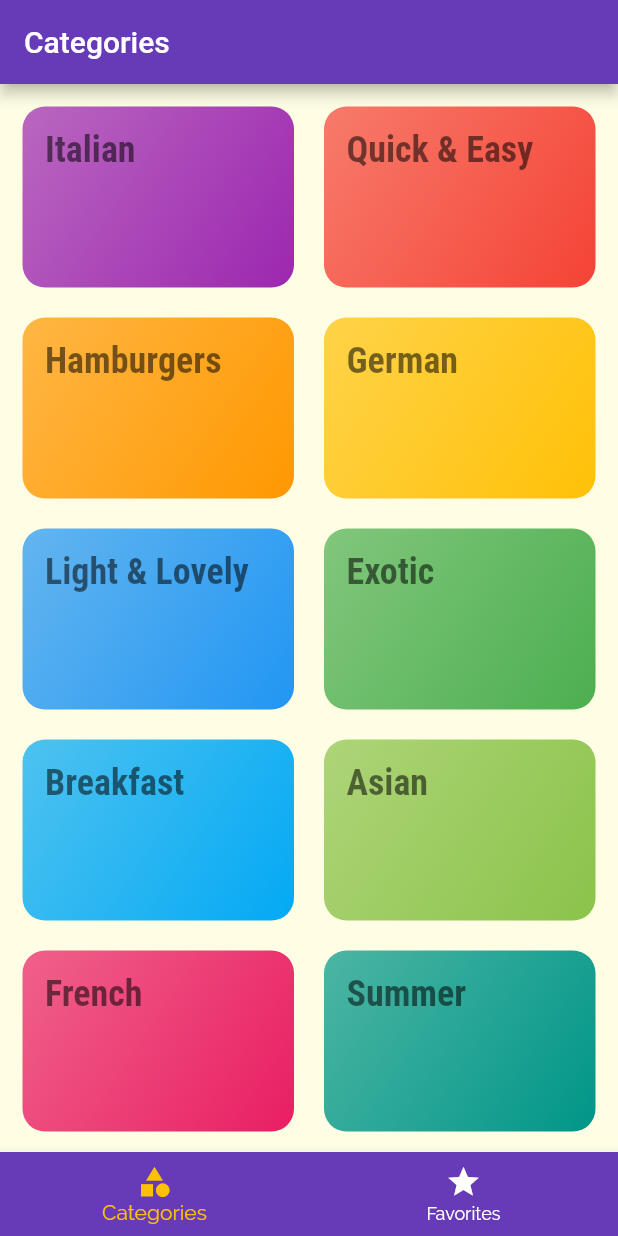
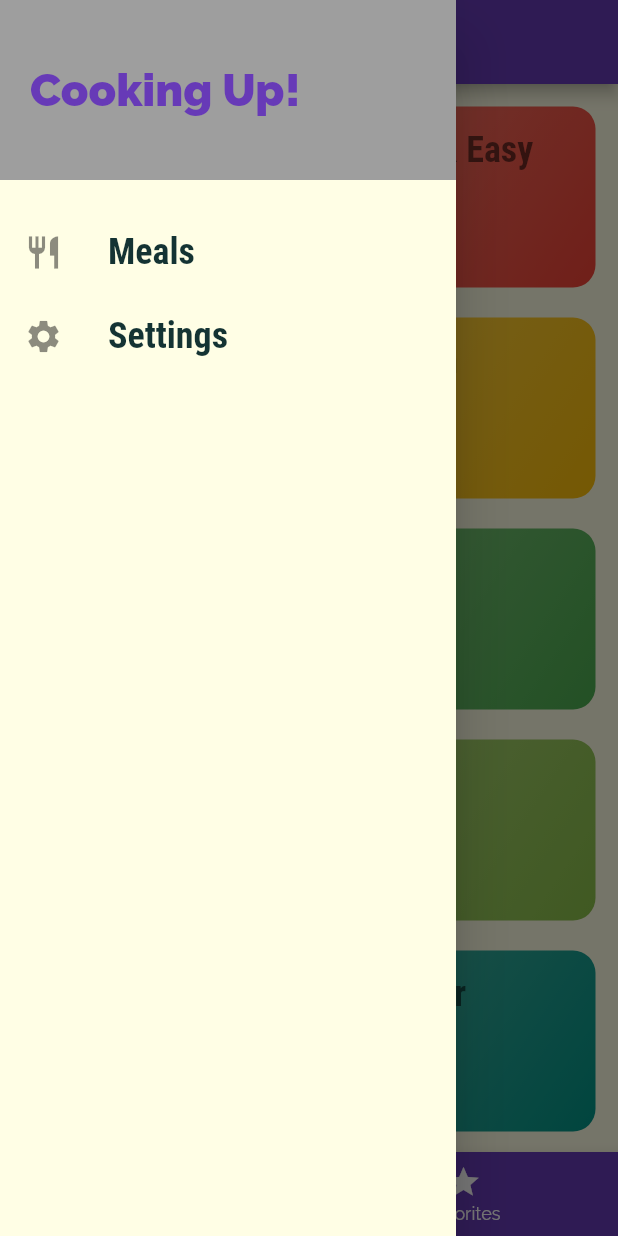
Before and after one commit to phschaefer/meals, a Flutter app: the screen it shows after launch, with the side drawer open (before the commit the screen has no drawer), on a phone screen of 412 x 824 dp. Run offline on Flutter 3.47's test engine with Material 2 defaults, Android fonts, the phone set to English and light mode, and no system bars.

Commit message:
Adding a Custom Drawer

```diff
--- a/lib/data/dummy_data.dart
+++ b/lib/data/dummy_data.dart
@@ -3,7 +3,7 @@ import 'package:flutter/material.dart';
 import '../model/category.dart';
 import '../model/meal.dart';
 
-const DUMMY_CATEGORIES = const [
+const DUMMY_CATEGORIES = [
   Category(
     id: 'c1',
     title: 'Italian',
@@ -56,7 +56,7 @@ const DUMMY_CATEGORIES = const [
   ),
 ];
 
-const DUMMY_MEALS = const [
+const DUMMY_MEALS = [
   Meal(
     id: 'm1',
     categories: [
--- a/lib/screen/categories.dart
+++ b/lib/screen/categories.dart
@@ -1,5 +1,5 @@
 import 'package:flutter/material.dart';
-import 'package:meals/Mapper/categoryItemMapper.dart';
+import 'package:meals/screen/widget/categoryItem.dart';
 import 'package:meals/data/dummy_data.dart';
 
 class Categories extends StatelessWidget {
@@ -17,7 +17,7 @@ class Categories extends StatelessWidget {
         children: DUMMY_CATEGORIES
             .map(
               (categorie) =>
-                  CategoryItemMapper(categorie.id, categorie.title, categorie.color),
+                  CategoryItem(categorie.id, categorie.title, categorie.color),
             ).toList(),
     );
   }
--- a/lib/screen/categoryMeals.dart
+++ b/lib/screen/categoryMeals.dart
@@ -1,5 +1,5 @@
 import 'package:flutter/material.dart';
-import 'package:meals/Mapper/mealItemMapper.dart';
+import 'package:meals/screen/widget/mealItem.dart';
 import 'package:meals/data/dummy_data.dart';
 
 class CategoryMeals extends StatelessWidget {
@@ -22,7 +22,7 @@ class CategoryMeals extends StatelessWidget {
       ),
       body: ListView.builder(
           itemBuilder: (context, index) {
-            return MealItemMapper(
+            return MealItem(
                 id: categoryMeals[index].id,
                 title: categoryMeals[index].title,
                 imageUrl: categoryMeals[index].imageUrl,
--- a/lib/screen/mealDetail.dart
+++ b/lib/screen/mealDetail.dart
@@ -60,7 +60,9 @@ class MealDetail extends StatelessWidget {
                         color: Theme.of(context).primaryColor,
                         child: Padding(
                           padding: const EdgeInsets.symmetric(
-                              vertical: 5, horizontal: 10),
+                            vertical: 5,
+                            horizontal: 10,
+                          ),
                           child: Text(
                             selectedMeal.ingredients[index],
                             style: const TextStyle(
--- a/lib/screen/tabs.dart
+++ b/lib/screen/tabs.dart
@@ -1,6 +1,7 @@
 import 'package:flutter/material.dart';
 import 'package:meals/screen/categories.dart';
 import 'package:meals/screen/favourite.dart';
+import 'package:meals/screen/widget/mainDrawer.dart';
 
 class Tabs extends StatefulWidget {
   const Tabs({Key? key}) : super(key: key);
@@ -20,11 +21,11 @@ class _TabsState extends State<Tabs> {
       'title': 'Your Favorite',
     },
   ];
-  int _selectedPageIndex = 0;
+  int selectedPageIndex = 0;
 
-  void _selectPage(int index) {
+  void selectPage(int index) {
     setState(() {
-      _selectedPageIndex = index;
+      selectedPageIndex = index;
     });
   }
 
@@ -32,15 +33,16 @@ class _TabsState extends State<Tabs> {
   Widget build(BuildContext context) {
     return Scaffold(
       appBar: AppBar(
-        title: Text(pages[_selectedPageIndex]['title'] as String),
+        title: Text(pages[selectedPageIndex]['title'] as String),
       ),
-      body: pages[_selectedPageIndex]['page'] as Widget,
+      drawer: const MainDrawer(),
+      body: pages[selectedPageIndex]['page'] as Widget,
       bottomNavigationBar: BottomNavigationBar(
-        onTap: _selectPage,
+        onTap: selectPage,
         backgroundColor: Theme.of(context).primaryColor,
         unselectedItemColor: Colors.white,
         selectedItemColor: Theme.of(context).accentColor,
-        currentIndex: _selectedPageIndex,
+        currentIndex: selectedPageIndex,
         // type: BottomNavigationBarType.fixed,
         items: [
           BottomNavigationBarItem(
--- a/lib/Mapper/categoryItemMapper.dart
+++ b/lib/screen/widget/categoryItem.dart
@@ -1,12 +1,12 @@
 import 'package:flutter/material.dart';
 import 'package:meals/config/RouteConfig.dart';
 
-class CategoryItemMapper extends StatelessWidget {
+class CategoryItem extends StatelessWidget {
   final String id;
   final String title;
   final Color color;
 
-  CategoryItemMapper(this.id, this.title, this.color);
+  const CategoryItem(this.id, this.title, this.color, {Key? key}) : super(key: key);
 
   void selectCategory(BuildContext context) {
     Navigator.of(context).pushNamed(RouteConfig.getCategoryMeals, arguments: {'id': id, 'title': title });
--- /dev/null
+++ b/lib/screen/widget/mainDrawer.dart
@@ -0,0 +1,52 @@
+import 'package:flutter/material.dart';
+
+class MainDrawer extends StatelessWidget {
+  const MainDrawer({Key? key}) : super(key: key);
+
+  Widget buildListTile(String title, IconData icon) {
+    return ListTile(
+      leading: Icon(
+        icon,
+        size: 26,
+      ),
+      title: Text(
+        title,
+        style: const TextStyle(
+          fontFamily: 'RobotoCondensed',
+          fontSize: 24,
+          fontWeight: FontWeight.bold,
+        ),
+      ),
+      onTap: () {},
+    );
+  }
+
+  @override
+  Widget build(BuildContext context) {
+    return Drawer(
+      child: Column(
+        children: <Widget>[
+          Container(
+            height: 120,
+            width: double.infinity,
+            padding: const EdgeInsets.all(20),
+            alignment: Alignment.centerLeft,
+            color: Colors.grey,
+            child: Text(
+              'Cooking Up!',
+              style: TextStyle(
+                  fontWeight: FontWeight.w900,
+                  fontSize: 30,
+                  color: Theme.of(context).primaryColor),
+            ),
+          ),
+          const SizedBox(
+            height: 20,
+          ),
+          buildListTile('Meals', Icons.restaurant),
+          buildListTile('Settings', Icons.settings),
+        ],
+      ),
+    );
+  }
+}
--- a/lib/Mapper/mealItemMapper.dart
+++ b/lib/screen/widget/mealItem.dart
@@ -3,7 +3,7 @@ import 'package:flutter/material.dart';
 import 'package:meals/config/RouteConfig.dart';
 import 'package:meals/model/meal.dart';
 
-class MealItemMapper extends StatelessWidget {
+class MealItem extends StatelessWidget {
   final String id;
   final String title;
   final String imageUrl;
@@ -11,14 +11,14 @@ class MealItemMapper extends StatelessWidget {
   final Complexity complexity;
   final Affordability affordability;
 
-  const MealItemMapper({
+  const MealItem({Key? key,
     required this.id,
     required this.title,
     required this.imageUrl,
     required this.duration,
     required this.complexity,
     required this.affordability,
-  });
+  }) : super(key: key);
 
   String get complexityText {
     switch (complexity) {
```
Lines whose indentation alone changed are shown as unchanged.
